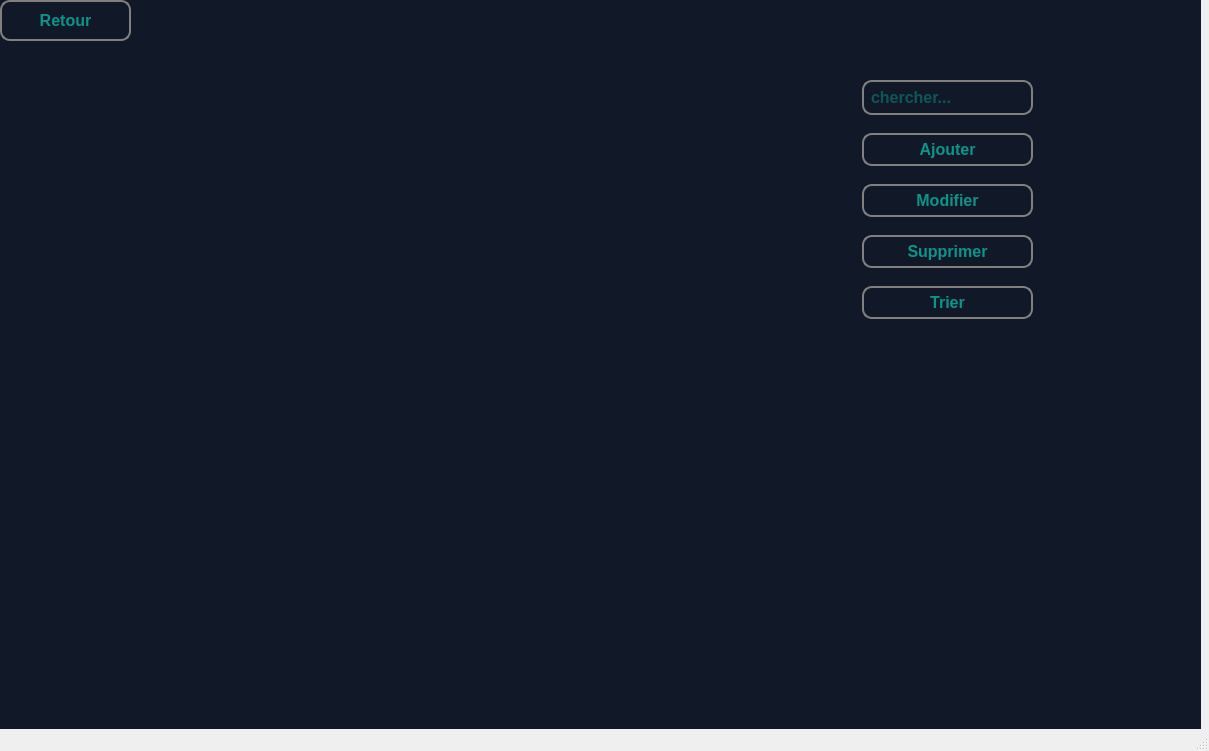
Old version of the form mainwindow.ui in the repository jmaimohamed/Smart_Contracting_And_Construction_Company_2A2.
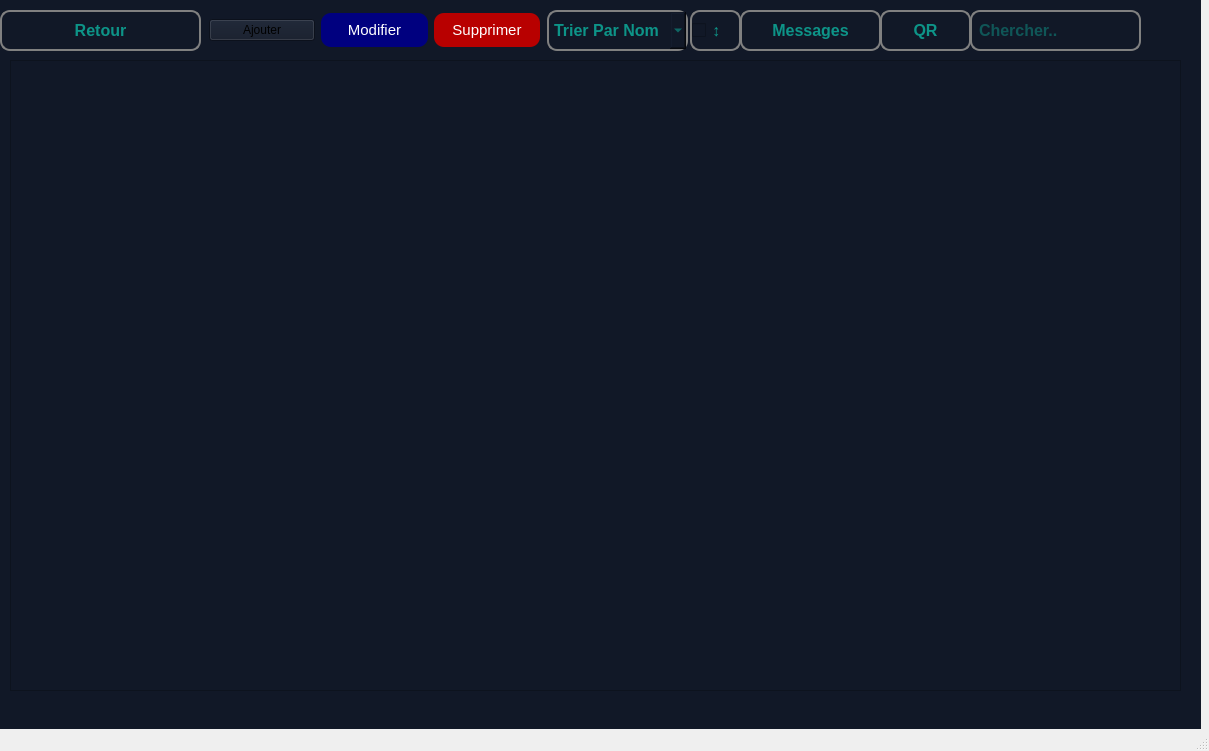
New version of the form. The open tabs and pages were chosen to show the change. Icons and pictures are not drawn. Custom widgets are drawn as their Qt base class.

Patch:
```diff
--- a/mainwindow.ui
+++ b/mainwindow.ui
@@ -327,150 +327,81 @@
      </widget>
     </widget>
     <widget class="QWidget" name="Employe">
-     <widget class="QGroupBox" name="main_employe">
+     <widget class="QComboBox" name="tri_emp_5">
       <property name="geometry">
        <rect>
-        <x>0</x>
-        <y>40</y>
-        <width>1061</width>
-        <height>321</height>
+        <x>547</x>
+        <y>10</y>
+        <width>141</width>
+        <height>41</height>
        </rect>
       </property>
-      <property name="sizePolicy">
-       <sizepolicy hsizetype="Maximum" vsizetype="Preferred">
-        <horstretch>0</horstretch>
-        <verstretch>0</verstretch>
-       </sizepolicy>
-      </property>
       <property name="styleSheet">
-       <string notr="true">border: transparent;
+       <string notr="true">border: 2px solid grey;
 padding: 5px;
 color: teal;
-</string>
-      </property>
-      <property name="title">
-       <string/>
-      </property>
-      <layout class="QHBoxLayout" name="horizontalLayout_5">
-       <item>
-        <widget class="QTableView" name="tableView_2">
-         <property name="styleSheet">
-          <string notr="true">border: transparent;
-padding: 5px;
-color: teal;
-</string>
-         </property>
-        </widget>
-       </item>
-       <item>
-        <widget class="QGroupBox" name="Crud_box_4">
-         <property name="sizePolicy">
-          <sizepolicy hsizetype="Maximum" vsizetype="Preferred">
-           <horstretch>0</horstretch>
-           <verstretch>0</verstretch>
-          </sizepolicy>
-         </property>
-         <property name="styleSheet">
-          <string notr="true">border: transparent;
-padding: 5px;
-color: teal;
-</string>
-         </property>
-         <property name="title">
-          <string/>
-         </property>
-         <layout class="QVBoxLayout" name="verticalLayout_5">
-          <item>
-           <widget class="QLineEdit" name="chercher_employe">
-            <property name="styleSheet">
-             <string notr="true">border: 2px solid grey;
-padding: 5px;
-color: teal;
 border-radius: 10px;
 color: #0d9488;
 font-size: 16px;
 font-weight: bold;</string>
-            </property>
-            <property name="placeholderText">
-             <string>chercher...</string>
-            </property>
-           </widget>
-          </item>
-          <item>
-           <widget class="QPushButton" name="ajouter_employe">
-            <property name="styleSheet">
-             <string notr="true">border: 2px solid grey;
-padding: 5px;
+      </property>
+      <item>
+       <property name="text">
+        <string>Trier Par Nom</string>
+       </property>
+      </item>
+      <item>
+       <property name="text">
+        <string>Trier par date d'embauche</string>
+       </property>
+      </item>
+      <item>
+       <property name="text">
+        <string>Trier Par Id</string>
+       </property>
+      </item>
+     </widget>
+     <widget class="QTableView" name="tableView_9">
+      <property name="geometry">
+       <rect>
+        <x>10</x>
+        <y>60</y>
+        <width>1171</width>
+        <height>631</height>
+       </rect>
+      </property>
+      <property name="styleSheet">
+       <string notr="true">QWidget {
+    background-color: #111827;
+  	color: white;
+}
+
+QHeaderView::section {
+    background-color: #111827;
+    padding: 2px;
+    border: 1px solid #ff5500;
+    font-size: 13pt;
 color: teal;
-border-radius: 10px;
-color: #0d9488;
-font-size: 16px;
-font-weight: bold;</string>
-            </property>
-            <property name="text">
-             <string>Ajouter</string>
-            </property>
-           </widget>
-          </item>
-          <item>
-           <widget class="QPushButton" name="modifier_employe">
-            <property name="styleSheet">
-             <string notr="true">border: 2px solid grey;
-padding: 5px;
-color: teal;
-border-radius: 10px;
-color: #0d9488;
-font-size: 16px;
-font-weight: bold;</string>
-            </property>
-            <property name="text">
-             <string>Modifier</string>
-            </property>
-           </widget>
-          </item>
-          <item>
-           <widget class="QPushButton" name="supprimer_employe">
-            <property name="styleSheet">
-             <string notr="true">border: 2px solid grey;
-padding: 5px;
-color: teal;
-border-radius: 10px;
-color: #0d9488;
-font-size: 16px;
-font-weight: bold;</string>
-            </property>
-            <property name="text">
-             <string>Supprimer</string>
-            </property>
-           </widget>
-          </item>
-          <item>
-           <widget class="QPushButton" name="trier_employe">
-            <property name="styleSheet">
-             <string notr="true">border: 2px solid grey;
-padding: 5px;
-color: teal;
-border-radius: 10px;
-color: #0d9488;
-font-size: 16px;
-font-weight: bold;</string>
-            </property>
-            <property name="text">
-             <string>Trier</string>
-            </property>
-           </widget>
-          </item>
-         </layout>
-        </widget>
-       </item>
-      </layout>
+}
+
+QTableWidget {
+    gridline-color: teal;
+    font-size: 11pt;
+	color: white;
+}
+
+QTableWidget QTableCornerButton::section {
+    background-color: #646464;
+    border: 1px solid #ff5500;
+}</string>
+      </property>
      </widget>
      <widget class="QPushButton" name="Retour_employe">
       <property name="geometry">
        <rect>
         <x>0</x>
-        <y>0</y>
-        <width>131</width>
+        <y>10</y>
+        <width>201</width>
         <height>41</height>
        </rect>
       </property>
@@ -487,6 +418,165 @@
        <string>Retour</string>
       </property>
      </widget>
+     <widget class="QCheckBox" name="direc_5">
+      <property name="geometry">
+       <rect>
+        <x>690</x>
+        <y>10</y>
+        <width>51</width>
+        <height>41</height>
+       </rect>
+      </property>
+      <property name="styleSheet">
+       <string notr="true">border: 2px solid grey;
+padding: 0px;
+color: teal;
+border-radius: 10px;
+color: #0d9488;
+font-size: 16px;
+font-weight: bold;</string>
+      </property>
+      <property name="text">
+       <string>↕</string>
+      </property>
+     </widget>
+     <widget class="QPushButton" name="reclamations_5">
+      <property name="geometry">
+       <rect>
+        <x>740</x>
+        <y>10</y>
+        <width>141</width>
+        <height>41</height>
+       </rect>
+      </property>
+      <property name="styleSheet">
+       <string notr="true">border: 2px solid grey;
+padding: 5px;
+color: teal;
+border-radius: 10px;
+color: #0d9488;
+font-size: 16px;
+font-weight: bold;</string>
+      </property>
+      <property name="text">
+       <string>Messages</string>
+      </property>
+     </widget>
+     <widget class="QWidget" name="horizontalLayoutWidget_5">
+      <property name="geometry">
+       <rect>
+        <x>209</x>
+        <y>10</y>
+        <width>331</width>
+        <height>41</height>
+       </rect>
+      </property>
+      <layout class="QHBoxLayout" name="horizontalLayout_26">
+       <item>
+        <widget class="QPushButton" name="ajouter_em_6">
+         <property name="minimumSize">
+          <size>
+           <width>41</width>
+           <height>0</height>
+          </size>
+         </property>
+         <property name="styleSheet">
+          <string notr="true">#ajouter_em {
+background-color: green;
+color:white;
+border: none;
+background-repeat: none;
+font-size:15px;
+padding:8px;
+border-radius: 10px;
+}</string>
+         </property>
+         <property name="text">
+          <string>Ajouter</string>
+         </property>
+        </widget>
+       </item>
+       <item>
+        <widget class="QPushButton" name="modifier_emp_6">
+         <property name="styleSheet">
+          <string notr="true">background-color: #00007f;
+color:white;
+border: none;
+background-repeat: none;
+font-size:15px;
+padding:8px;
+border-radius: 10px;</string>
+         </property>
+         <property name="text">
+          <string>Modifier</string>
+         </property>
+        </widget>
+       </item>
+       <item>
+        <widget class="QPushButton" name="del_emp_6">
+         <property name="styleSheet">
+          <string notr="true">background-color: #b80000;
+color:white;
+border: none;
+background-repeat: none;
+font-size:15px;
+padding:8px;
+border-radius: 10px;</string>
+         </property>
+         <property name="text">
+          <string>Supprimer</string>
+         </property>
+        </widget>
+       </item>
+      </layout>
+     </widget>
+     <widget class="QPushButton" name="QR_interface_5">
+      <property name="geometry">
+       <rect>
+        <x>880</x>
+        <y>10</y>
+        <width>91</width>
+        <height>41</height>
+       </rect>
+      </property>
+      <property name="styleSheet">
+       <string notr="true">border: 2px solid grey;
+padding: 5px;
+color: teal;
+border-radius: 10px;
+color: #0d9488;
+font-size: 16px;
+font-weight: bold;</string>
+      </property>
+      <property name="text">
+       <string>QR</string>
+      </property>
+     </widget>
+     <widget class="QLineEdit" name="chercher_employe_5">
+      <property name="geometry">
+       <rect>
+        <x>970</x>
+        <y>10</y>
+        <width>171</width>
+        <height>41</height>
+       </rect>
+      </property>
+      <property name="styleSheet">
+       <string notr="true">border: 2px solid grey;
+padding: 5px;
+color: teal;
+border-radius: 10px;
+color: #0d9488;
+font-size: 16px;
+font-weight: bold;</string>
+      </property>
+      <property name="text">
+       <string/>
+      </property>
+      <property name="placeholderText">
+       <string>Chercher..</string>
+      </property>
+     </widget>
     </widget>
     <widget class="QWidget" name="Matiere_Premiere">
      <widget class="QGroupBox" name="Crud_MP">
```
Left out of the diff: 941 changed lines with no effect on the pictures.
